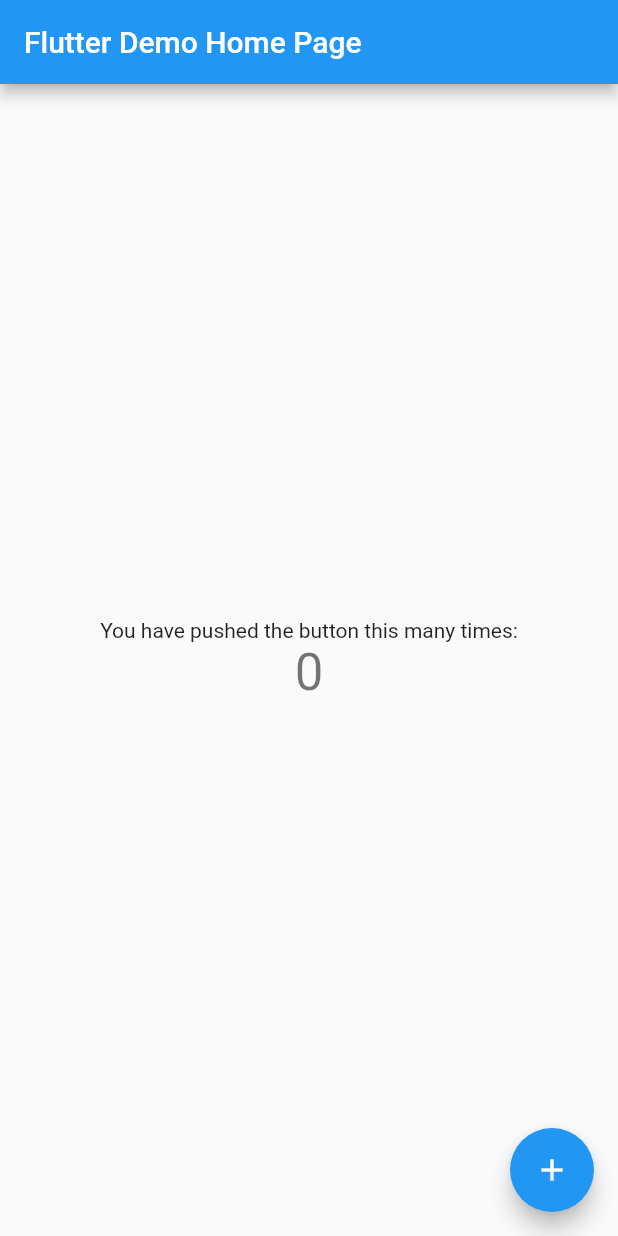
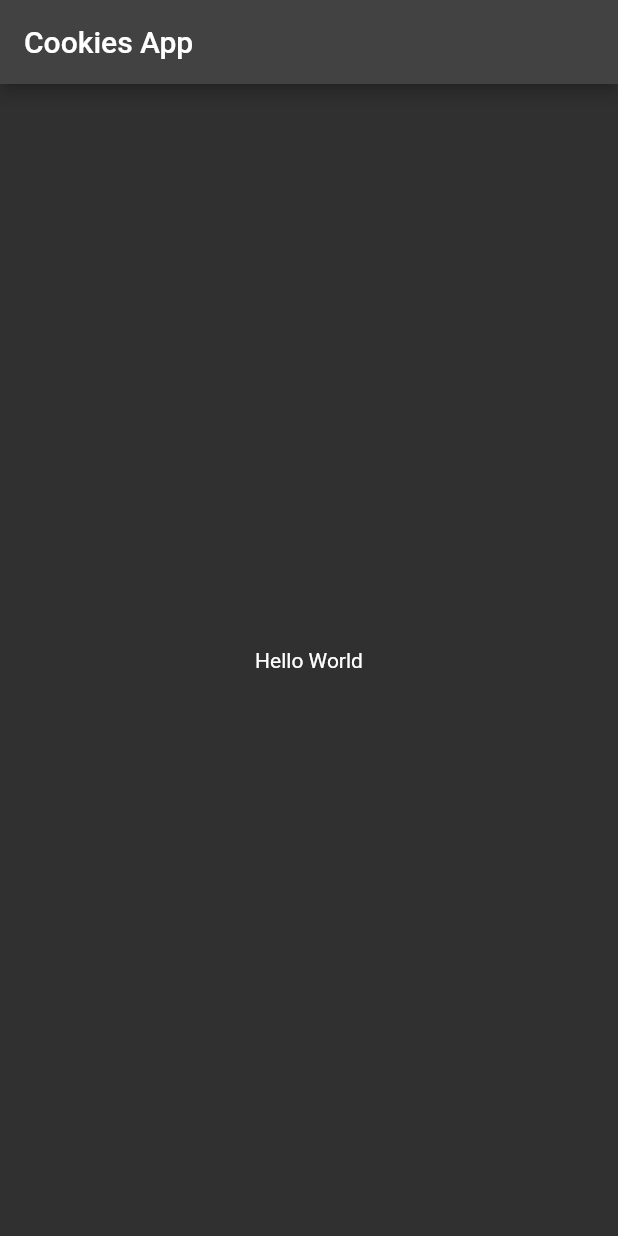
Before and after one commit to arbaazaj/cookies_ecom, a Flutter app: the screen it shows after launch, on a phone screen of 412 x 824 dp. Run offline on Flutter 3.47's test engine with Material 2 defaults, Android fonts, the phone set to English and light mode, and no system bars.

Commit message:
> Added Colors. > Removed boilerplate code. > Structured project directory. > Set the app default theme to dark mode, As the app has high contrast theme.

```diff
--- a/lib/main.dart
+++ b/lib/main.dart
@@ -1,3 +1,4 @@
+import 'package:cookies_ecom/screens/homepage.dart';
 import 'package:flutter/material.dart';
 
 void main() {
@@ -7,109 +8,16 @@ void main() {
 class MyApp extends StatelessWidget {
   const MyApp({super.key});
 
-  // This widget is the root of your application.
   @override
   Widget build(BuildContext context) {
     return MaterialApp(
-      title: 'Flutter Demo',
+      debugShowCheckedModeBanner: false,
+      title: 'Cookies App',
       theme: ThemeData(
-        // This is the theme of your application.
-        //
-        // Try running your application with "flutter run". You'll see the
-        // application has a blue toolbar. Then, without quitting the app, try
-        // changing the primarySwatch below to Colors.green and then invoke
-        // "hot reload" (press "r" in the console where you ran "flutter run",
-        // or simply save your changes to "hot reload" in a Flutter IDE).
-        // Notice that the counter didn't reset back to zero; the application
-        // is not restarted.
+        brightness: Brightness.dark,
         primarySwatch: Colors.blue,
       ),
-      home: const MyHomePage(title: 'Flutter Demo Home Page'),
+      home: const HomePage(title: 'Cookies App'),
     );
   }
 }
-
-class MyHomePage extends StatefulWidget {
-  const MyHomePage({super.key, required this.title});
-
-  // This widget is the home page of your application. It is stateful, meaning
-  // that it has a State object (defined below) that contains fields that affect
-  // how it looks.
-
-  // This class is the configuration for the state. It holds the values (in this
-  // case the title) provided by the parent (in this case the App widget) and
-  // used by the build method of the State. Fields in a Widget subclass are
-  // always marked "final".
-
-  final String title;
-
-  @override
-  State<MyHomePage> createState() => _MyHomePageState();
-}
-
-class _MyHomePageState extends State<MyHomePage> {
-  int _counter = 0;
-
-  void _incrementCounter() {
-    setState(() {
-      // This call to setState tells the Flutter framework that something has
-      // changed in this State, which causes it to rerun the build method below
-      // so that the display can reflect the updated values. If we changed
-      // _counter without calling setState(), then the build method would not be
-      // called again, and so nothing would appear to happen.
-      _counter++;
-    });
-  }
-
-  @override
-  Widget build(BuildContext context) {
-    // This method is rerun every time setState is called, for instance as done
-    // by the _incrementCounter method above.
-    //
-    // The Flutter framework has been optimized to make rerunning build methods
-    // fast, so that you can just rebuild anything that needs updating rather
-    // than having to individually change instances of widgets.
-    return Scaffold(
-      appBar: AppBar(
-        // Here we take the value from the MyHomePage object that was created by
-        // the App.build method, and use it to set our appbar title.
-        title: Text(widget.title),
-      ),
-      body: Center(
-        // Center is a layout widget. It takes a single child and positions it
-        // in the middle of the parent.
-        child: Column(
-          // Column is also a layout widget. It takes a list of children and
-          // arranges them vertically. By default, it sizes itself to fit its
-          // children horizontally, and tries to be as tall as its parent.
-          //
-          // Invoke "debug painting" (press "p" in the console, choose the
-          // "Toggle Debug Paint" action from the Flutter Inspector in Android
-          // Studio, or the "Toggle Debug Paint" command in Visual Studio Code)
-          // to see the wireframe for each widget.
-          //
-          // Column has various properties to control how it sizes itself and
-          // how it positions its children. Here we use mainAxisAlignment to
-          // center the children vertically; the main axis here is the vertical
-          // axis because Columns are vertical (the cross axis would be
-          // horizontal).
-          mainAxisAlignment: MainAxisAlignment.center,
-          children: <Widget>[
-            const Text(
-              'You have pushed the button this many times:',
-            ),
-            Text(
-              '$_counter',
-              style: Theme.of(context).textTheme.headlineMedium,
-            ),
-          ],
-        ),
-      ),
-      floatingActionButton: FloatingActionButton(
-        onPressed: _incrementCounter,
-        tooltip: 'Increment',
-        child: const Icon(Icons.add),
-      ), // This trailing comma makes auto-formatting nicer for build methods.
-    );
-  }
-}
--- /dev/null
+++ b/lib/screens/homepage.dart
@@ -0,0 +1,24 @@
+import 'package:flutter/material.dart';
+
+class HomePage extends StatefulWidget {
+  const HomePage({super.key, required this.title});
+
+  final String title;
+
+  @override
+  State<HomePage> createState() => _HomePageState();
+}
+
+class _HomePageState extends State<HomePage> {
+  @override
+  Widget build(BuildContext context) {
+    return Scaffold(
+      appBar: AppBar(
+        title: Text(widget.title),
+      ),
+      body: const Center(
+        child: Text('Hello World'),
+      ),
+    );
+  }
+}
--- /dev/null
+++ b/lib/themes/colors.dart
@@ -0,0 +1,8 @@
+import 'package:flutter/material.dart';
+
+const Color darkOrange = Color(0xFFE38035);
+const Color grey = Color(0xFF363841);
+const Color darkGrey = Color(0xFF24252b);
+const Color veryDarkGrey = Color(0xFF131519);
+const Color black = Color(0xFF000000);
+const Color white = Color(0xFFFFFFFF);
```
